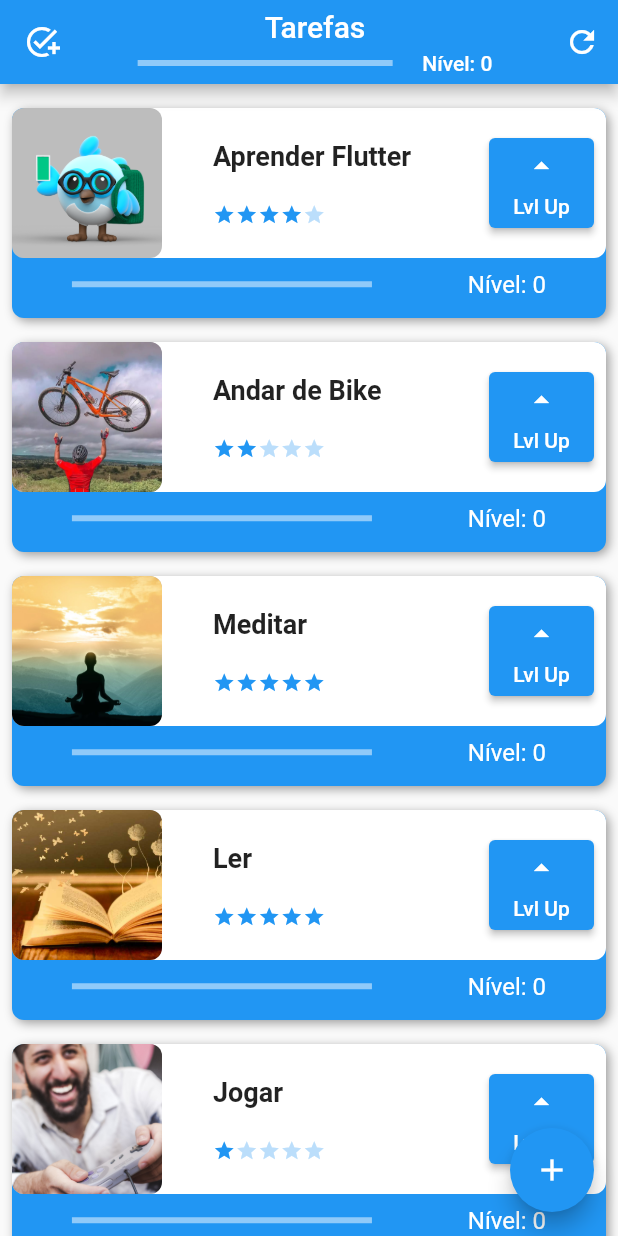
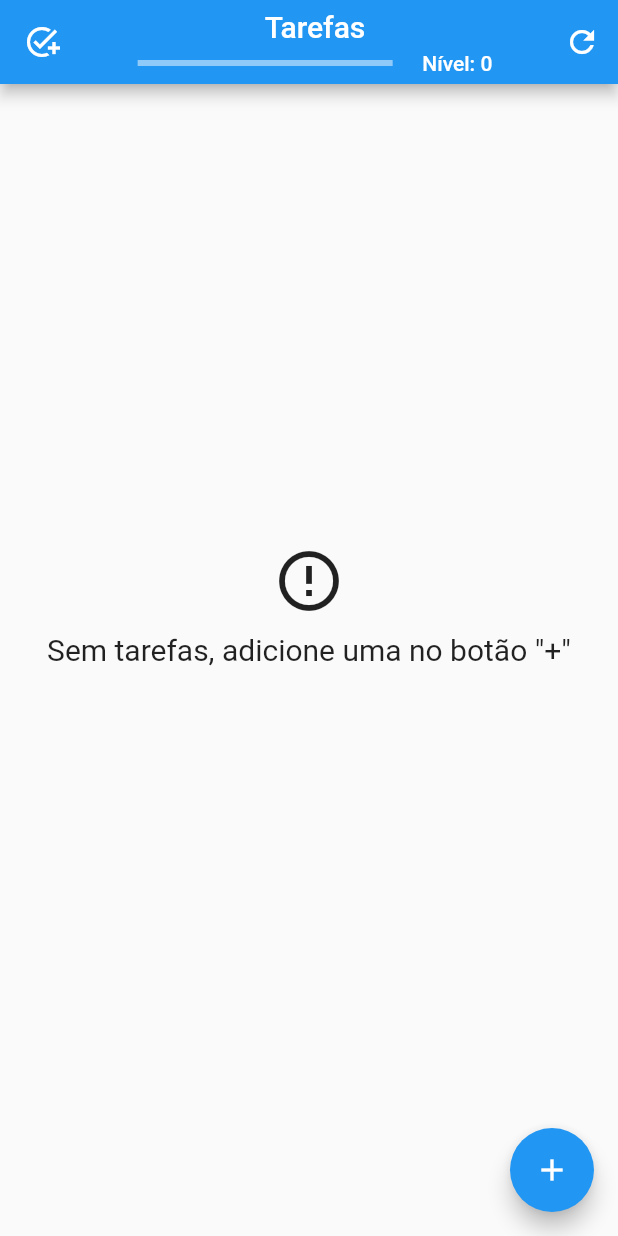
Before and after one commit to blandygbc/projeto1_futter_alura, a Flutter app: the screen it shows after launch, on a phone screen of 412 x 824 dp. Run offline on Flutter 3.47's test engine with Material 2 defaults, Android fonts, the phone set to English and light mode, and no system bars; our stand-ins replace sqflite; accounts and stored records are empty.

Commit message:
part3 Aula 05 e Desafio

```diff
--- a/lib/data/task_dao.dart
+++ b/lib/data/task_dao.dart
@@ -9,6 +9,9 @@ class TaskDao {
                                     $_name TEXT,
                                     $_difficulty INTEGER,
                                     $_image TEXT,
+                                    $_taskLevel INTEGER,
+                                    $_taskProgressLevel INTEGER,
+                                    $_taskProgressIndicatorValue REAL,
                                     PRIMARY KEY($_id)
                                   );
                                   ''';
@@ -18,8 +21,11 @@ class TaskDao {
   static const String _name = 'name';
   static const String _difficulty = 'diffiulty';
   static const String _image = 'image';
+  static const String _taskLevel = 'level';
+  static const String _taskProgressLevel = 'progress_level';
+  static const String _taskProgressIndicatorValue = 'progress_indcator_value';
 
-  save(Task task) async {
+  Future<int> save(Task task) async {
     final Database db = await getDatabase();
     List<Task> itemExists = await find(task.id);
     final taskMap = toMap(task);
@@ -68,6 +74,9 @@ class TaskDao {
         name: row[_name],
         image: row[_image],
         difficulty: row[_difficulty],
+        taskLevel: row[_taskLevel],
+        progressLevel: row[_taskProgressLevel],
+        progressIndicatorValue: row[_taskProgressIndicatorValue],
       );
       tasks.add(task);
     }
@@ -80,6 +89,9 @@ class TaskDao {
       _name: task.name,
       _image: task.image,
       _difficulty: task.difficulty,
+      _taskLevel: task.taskLevel,
+      _taskProgressLevel: task.progressLevel,
+      _taskProgressIndicatorValue: task.progressIndicatorValue,
     };
   }
 }
--- a/lib/data/task_inherited.dart
+++ b/lib/data/task_inherited.dart
@@ -13,30 +13,45 @@ class TaskInherited extends InheritedWidget {
       name: 'Aprender Flutter',
       difficulty: 4,
       image: Assets.imagesDash,
+      taskLevel: 0,
+      progressLevel: 0,
+      progressIndicatorValue: 0.0,
     ),
     Task(
       id: uuid.v4(),
       name: 'Andar de Bike',
       difficulty: 2,
       image: Assets.imagesBike,
+      taskLevel: 0,
+      progressLevel: 0,
+      progressIndicatorValue: 0.0,
     ),
     Task(
       id: uuid.v4(),
       name: 'Meditar',
       difficulty: 5,
       image: Assets.imagesMeditar,
+      taskLevel: 0,
+      progressLevel: 0,
+      progressIndicatorValue: 0.0,
     ),
     Task(
       id: uuid.v4(),
       name: 'Ler',
       difficulty: 5,
       image: Assets.imagesLivro,
+      taskLevel: 0,
+      progressLevel: 0,
+      progressIndicatorValue: 0.0,
     ),
     Task(
       id: uuid.v4(),
       name: 'Jogar',
       difficulty: 1,
       image: Assets.imagesJogar,
+      taskLevel: 0,
+      progressLevel: 0,
+      progressIndicatorValue: 0.0,
     ),
   ];
 
@@ -46,6 +61,9 @@ class TaskInherited extends InheritedWidget {
       name: name,
       image: image,
       difficulty: difficulty,
+      taskLevel: 0,
+      progressLevel: 0,
+      progressIndicatorValue: 0.0,
     ));
   }
 
--- a/lib/main.dart
+++ b/lib/main.dart
@@ -1,6 +1,6 @@
 import 'package:flutter/material.dart';
 import 'package:tasks_flutter_alura/data/task_inherited.dart';
-import 'package:tasks_flutter_alura/views/task_view.dart';
+import 'package:tasks_flutter_alura/views/tasks_view.dart';
 
 void main() {
   runApp(const MyApp());
--- a/lib/views/task_view.dart
+++ /dev/null
@@ -1,112 +0,0 @@
-import 'package:flutter/material.dart';
-import 'package:tasks_flutter_alura/data/task_inherited.dart';
-import 'package:tasks_flutter_alura/views/form_view.dart';
-
-class TasksView extends StatefulWidget {
-  TasksView({Key? key}) : super(key: key);
-  int globalLevel = 0;
-  double globalProgressIndicatorValue = 0.0;
-  int globalProgressLevel = 0;
-  final List<Color> globalLevelColors = [
-    Colors.blue,
-    Colors.green,
-    Colors.yellow,
-    Colors.orange,
-    Colors.red,
-    Colors.purple,
-    Colors.black,
-  ];
-
-  @override
-  State<TasksView> createState() => _TasksViewState();
-}
-
-class _TasksViewState extends State<TasksView> {
-  @override
-  Widget build(BuildContext context) {
-    return Scaffold(
-        appBar: AppBar(
-          backgroundColor: widget.globalLevelColors[widget.globalProgressLevel],
-          leading: const Icon(
-            Icons.add_task_outlined,
-            color: Colors.white,
-          ),
-          title: Column(
-            children: [
-              const Text('Tarefas'),
-              const SizedBox(height: 5),
-              Row(
-                mainAxisAlignment: MainAxisAlignment.spaceEvenly,
-                children: [
-                  SizedBox(
-                    width: 170,
-                    child: LinearProgressIndicator(
-                      color: Colors.white,
-                      value: widget.globalProgressIndicatorValue,
-                    ),
-                  ),
-                  Text('Nível: ${widget.globalLevel}',
-                      style: const TextStyle(
-                        color: Colors.white,
-                        fontSize: 14,
-                      )),
-                ],
-              ),
-            ],
-          ),
-          actions: [
-            IconButton(
-                onPressed: () {
-                  calculateGlobalProgress();
-                },
-                icon: const Icon(Icons.refresh)),
-          ],
-        ),
-        floatingActionButton: FloatingActionButton(
-          onPressed: () {
-            Navigator.push(
-                context,
-                MaterialPageRoute(
-                  builder: (formContext) => FormView(taskContext: context),
-                ));
-          },
-          child: const Icon(Icons.add),
-        ),
-        body: ListView(
-          padding: const EdgeInsets.only(top: 8, bottom: 80),
-          children: TaskInherited.of(context)!.taskList,
-        ));
-  }
-
-  void calculateGlobalProgress() {
-    final taskListSize = TaskInherited.of(context)!.taskList.length;
-    widget.globalLevel = TaskInherited.of(context)!.taskList.fold(
-          0,
-          (previousValue, task) => task.progressLevel + previousValue,
-        );
-
-    for (var level = 1; level <= 7; level++) {
-      if (isTimeToUpgradeGlobalProgress(
-        taskListSize: taskListSize,
-        level: level,
-      )) {
-        widget.globalProgressLevel = level;
-        break;
-      }
-    }
-
-    setState(() {
-      widget.globalLevel;
-      widget.globalProgressIndicatorValue =
-          widget.globalLevel / (taskListSize * 7);
-    });
-  }
-
-  bool isTimeToUpgradeGlobalProgress({
-    required int taskListSize,
-    required int level,
-  }) {
-    return widget.globalProgressLevel < level &&
-        widget.globalLevel >= (taskListSize * level);
-  }
-}
--- /dev/null
+++ b/lib/views/tasks_view.dart
@@ -0,0 +1,166 @@
+import 'package:flutter/material.dart';
+import 'package:tasks_flutter_alura/components/task.dart';
+import 'package:tasks_flutter_alura/data/task_dao.dart';
+import 'package:tasks_flutter_alura/views/form_view.dart';
+
+class TasksView extends StatefulWidget {
+  TasksView({Key? key}) : super(key: key);
+  int globalLevel = 0;
+  double globalProgressIndicatorValue = 0.0;
+  int globalProgressLevel = 0;
+  final List<Color> globalLevelColors = [
+    Colors.blue,
+    Colors.green,
+    Colors.yellow,
+    Colors.orange,
+    Colors.red,
+    Colors.purple,
+    Colors.black,
+  ];
+
+  @override
+  State<TasksView> createState() => _TasksViewState();
+}
+
+class _TasksViewState extends State<TasksView> {
+  @override
+  Widget build(BuildContext context) {
+    return Scaffold(
+        appBar: AppBar(
+          backgroundColor: widget.globalLevelColors[widget.globalProgressLevel],
+          leading: const Icon(
+            Icons.add_task_outlined,
+            color: Colors.white,
+          ),
+          title: Column(
+            children: [
+              const Text('Tarefas'),
+              const SizedBox(height: 5),
+              Row(
+                mainAxisAlignment: MainAxisAlignment.spaceEvenly,
+                children: [
+                  SizedBox(
+                    width: 170,
+                    child: LinearProgressIndicator(
+                      color: Colors.white,
+                      value: widget.globalProgressIndicatorValue,
+                    ),
+                  ),
+                  Text('Nível: ${widget.globalLevel}',
+                      style: const TextStyle(
+                        color: Colors.white,
+                        fontSize: 14,
+                      )),
+                ],
+              ),
+            ],
+          ),
+          actions: [
+            IconButton(
+                onPressed: () async {
+                  await calculateGlobalProgress();
+                },
+                icon: const Icon(Icons.refresh)),
+          ],
+        ),
+        floatingActionButton: FloatingActionButton(
+          onPressed: () {
+            Navigator.push(
+              context,
+              MaterialPageRoute(
+                builder: (formContext) => FormView(taskContext: context),
+              ),
+            ).then((value) {
+              setState(() {});
+            });
+          },
+          child: const Icon(Icons.add),
+        ),
+        body: Padding(
+          padding: const EdgeInsets.only(top: 8, bottom: 80),
+          child: FutureBuilder<List<Task>>(
+            future: TaskDao().findAll(),
+            builder: (context, snapshot) {
+              switch (snapshot.connectionState) {
+                case ConnectionState.waiting:
+                  return const Center(child: CircularProgressIndicator());
+                case ConnectionState.done:
+                  if (snapshot.hasData) {
+                    List<Task> items = snapshot.data as List<Task>;
+                    if (items.isNotEmpty) {
+                      return ListView.builder(
+                        itemCount: items.length,
+                        itemBuilder: (context, index) {
+                          final Task task = items[index];
+                          return task;
+                        },
+                      );
+                    }
+                    return Center(
+                      child: Column(
+                        mainAxisAlignment: MainAxisAlignment.center,
+                        children: const [
+                          Icon(Icons.error_outline, size: 48),
+                          SizedBox(height: 10),
+                          Text('Sem tarefas, adicione uma no botão "+"',
+                              style: TextStyle(fontSize: 20)),
+                        ],
+                      ),
+                    );
+                  } else {
+                    return const Center(
+                      child: Text('Não foi possível recuperar as tarefas'),
+                    );
+                  }
+                default:
+                  return const Center(
+                    child: Text('Houve um problema para acessar o banco',
+                        style: TextStyle(fontSize: 20)),
+                  );
+              }
+            },
+          ),
+        ));
+  }
+
+  Future calculateGlobalProgress() async {
+    final tasks = await TaskDao().findAll();
+    if (tasks.isNotEmpty) {
+      final taskListSize = tasks.length;
+      widget.globalLevel = tasks.fold(
+        0,
+        (previousValue, task) => task.progressLevel + previousValue,
+      );
+
+      for (var level = 1; level <= 7; level++) {
+        if (isTimeToUpgradeGlobalProgress(
+          taskListSize: taskListSize,
+          level: level,
+        )) {
+          widget.globalProgressLevel = level;
+          break;
+        }
+      }
+
+      setState(() {
+        widget.globalLevel;
+        widget.globalProgressIndicatorValue =
+            widget.globalLevel / (taskListSize * 7);
+      });
+    } else {
+      setState(() {
+        widget.globalLevel = 0;
+        widget.globalProgressLevel = 0;
+        widget.globalProgressIndicatorValue = 0.0;
+      });
+    }
+  }
+
+  bool isTimeToUpgradeGlobalProgress({
+    required int taskListSize,
+    required int level,
+  }) {
+    return widget.globalProgressLevel < level &&
+        widget.globalLevel >= (taskListSize * level);
+  }
+}
```
Also changed, not shown: lib/components/task.dart (+58 -26 lines), lib/views/form_view.dart (+16 -7 lines).
